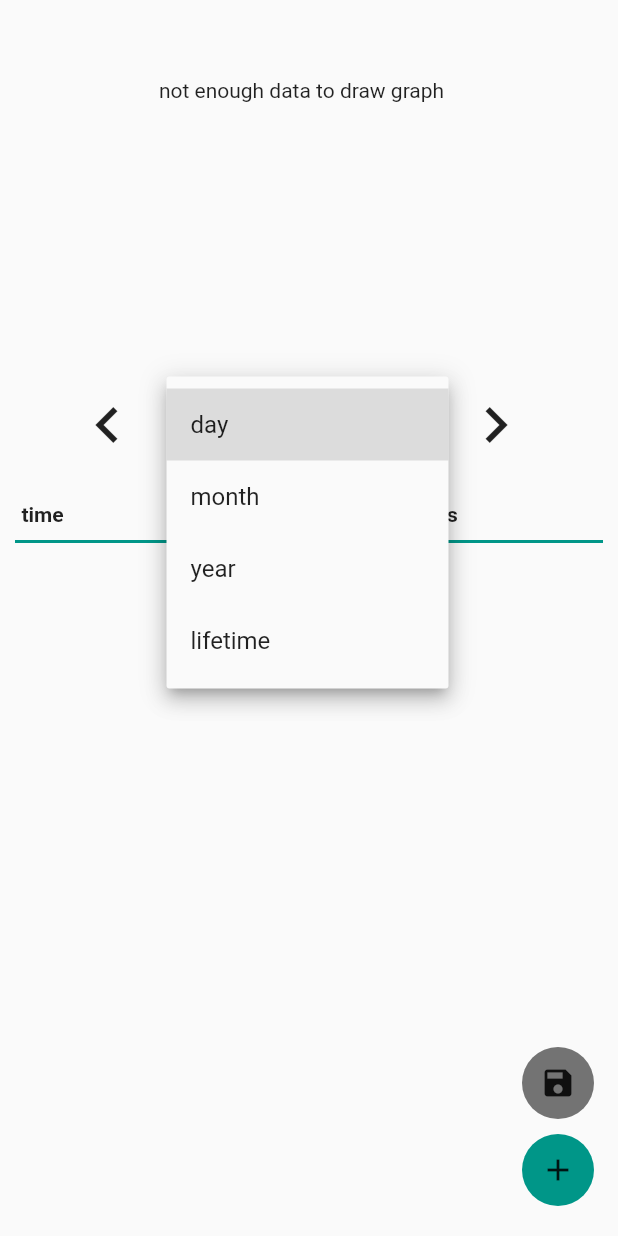
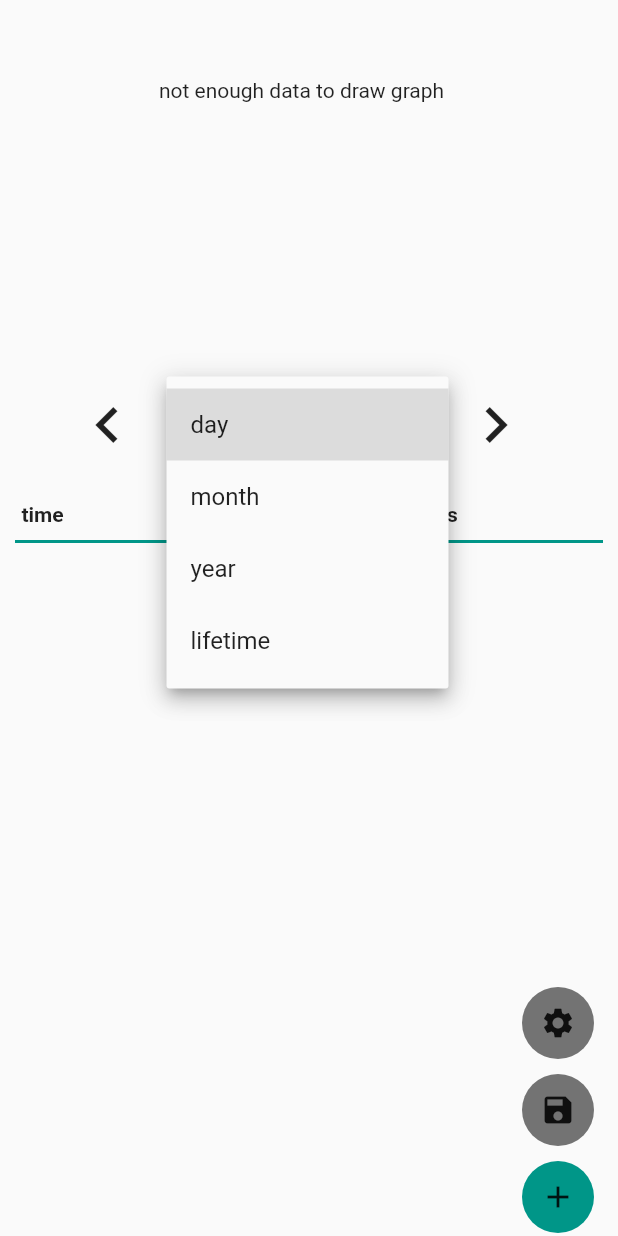
Before and after one commit to derdilla/blood-pressure-monitor-fl, a Flutter app: the screen it shows after launch, after a tap on "day", on a phone screen of 412 x 824 dp. Run offline on Flutter 3.47's test engine with Material 2 defaults, Android fonts, the phone set to English and light mode, and no system bars; our stand-ins replace fl_chart, settings_ui, share_plus, sqflite, sqflite_common_ffi; missing offline and left inert: file_saver; accounts and stored records are empty.

Commit message:
FEAT: settings screen for dark mode

```diff
--- a/lib/main.dart
+++ b/lib/main.dart
@@ -37,8 +37,19 @@ class AppRoot extends StatelessWidget {
 
   @override
   Widget build(BuildContext context) {
+    return Consumer<Settings>(
+        builder: (context, settings, child) {
+          late var mode;
+          if (settings.followSystemDarkMode) {
+            mode = ThemeMode.system;
+          } else if (settings.darkMode) {
+            mode = ThemeMode.dark;
+          } else {
+            mode = ThemeMode.light;
+          }
+
           return MaterialApp(
-      title: 'Blood Pressure Logger',
+            title: 'Blood Pressure App',
             theme: ThemeData(
                 primaryColor: Colors.teal
             ),
@@ -48,8 +59,9 @@ class AppRoot extends StatelessWidget {
                 primaryColor: Colors.teal.shade400,
                 iconTheme: const IconThemeData(color: Colors.black)
             ),
-      themeMode: ThemeMode.system,
+            themeMode:  mode,
             home: const AppHome(),
           );
+        });
   }
 }
--- a/lib/model/settings.dart
+++ b/lib/model/settings.dart
@@ -18,6 +18,8 @@ class Settings extends ChangeNotifier {
   late int _graphStepSize;
   late DateTime _graphStart;
   late DateTime _graphEnd;
+  late bool _followSystemDarkMode;
+  late bool _darkMode;
 
   Settings._create();
   Future<void> _asyncInit() async {
@@ -57,11 +59,15 @@ class Settings extends ChangeNotifier {
     var pGraphStepSize = _getSetting('_graphStepSize');
     var pGraphStart = _getSetting('_graphStart');
     var pGraphEnd = _getSetting('_graphEnd');
+    var pFollowSystemDarkMode = _getSetting('_followSystemDarkMode');
+    var pDarkMode = _getSetting('_darkMode');
     // var ...
 
     _graphStepSize = (await pGraphStepSize as int?) ?? TimeStep.day;
     _graphStart = DateTime.fromMillisecondsSinceEpoch((await pGraphStart as int?) ?? -1);
     _graphEnd = DateTime.fromMillisecondsSinceEpoch((await pGraphEnd as int?) ?? -1);
+    _followSystemDarkMode = ((await pFollowSystemDarkMode as int?) ?? "1") == "1" ? true : false;
+    _darkMode = ((await pDarkMode as int?) ?? "1") == "1" ? true : false;
     // ...
   }
 
@@ -91,6 +97,22 @@ class Settings extends ChangeNotifier {
     _saveSetting('_graphEnd', newGraphEnd.millisecondsSinceEpoch);
     notifyListeners();
   }
+  bool get followSystemDarkMode {
+    return _followSystemDarkMode;
+  }
+  set followSystemDarkMode(bool newSetting) {
+    _followSystemDarkMode = newSetting;
+    _saveSetting('_followSystemDarkMode', newSetting ? 1 : 0);
+    notifyListeners();
+  }
+  bool get darkMode {
+    return _darkMode;
+  }
+  set darkMode(bool newSetting) {
+    _darkMode = newSetting;
+    _saveSetting('_darkMode', newSetting ? 1 : 0);
+    notifyListeners();
+  }
 
 }
 
--- a/lib/screens/home.dart
+++ b/lib/screens/home.dart
@@ -1,4 +1,5 @@
 import 'package:blood_pressure_app/screens/add_measurement.dart';
+import 'package:blood_pressure_app/screens/settings.dart';
 import 'package:flutter/material.dart';
 import 'package:blood_pressure_app/components/measurement_graph.dart';
 import 'package:blood_pressure_app/components/measurement_list.dart';
@@ -33,10 +34,26 @@ class AppHome extends StatelessWidget {
         ),
       ),
       floatingActionButton:
-        Container(
-          height: 110,
+        SizedBox(
+          height: 150,
           child: Column(
             children: [
+              Ink(
+                decoration: ShapeDecoration(
+                    shape: const CircleBorder(),
+                    color: Theme.of(context).unselectedWidgetColor
+                ),
+                child: IconButton(
+                  icon: const Icon(Icons.settings),
+                  onPressed: () {
+                    Navigator.push(
+                      context,
+                      MaterialPageRoute(builder: (context) => const SettingsScreen()),
+                    );
+                  },
+                ),
+              ),
+              const SizedBox(height: 10,),
               Ink(
                 decoration: ShapeDecoration(
                     shape: const CircleBorder(),
--- a/pubspec.yaml
+++ b/pubspec.yaml
@@ -16,7 +16,7 @@ publish_to: 'none' # Remove this line if you wish to publish to pub.dev
 # https://developer.apple.com/library/archive/documentation/General/Reference/InfoPlistKeyReference/Articles/CoreFoundationKeys.html
 # In Windows, build-name is used as the major, minor, and patch parts
 # of the product and file versions while build-number is used as the build suffix.
-version: 0.3.0
+version: 0.3.1
 
 environment:
   sdk: '>=2.19.6 <3.0.0'
@@ -42,6 +42,7 @@ dependencies:
   fl_chart: ^0.62.0
   file_saver: ^0.2.1
   share_plus: ^4.5.3
+  settings_ui: ^2.0.2
 
 dev_dependencies:
   flutter_test:
```
Also changed, not shown: lib/screens/settings.dart (+52 -1 lines), pubspec.lock, 1 other file. Lines whose indentation alone changed are shown as unchanged.
